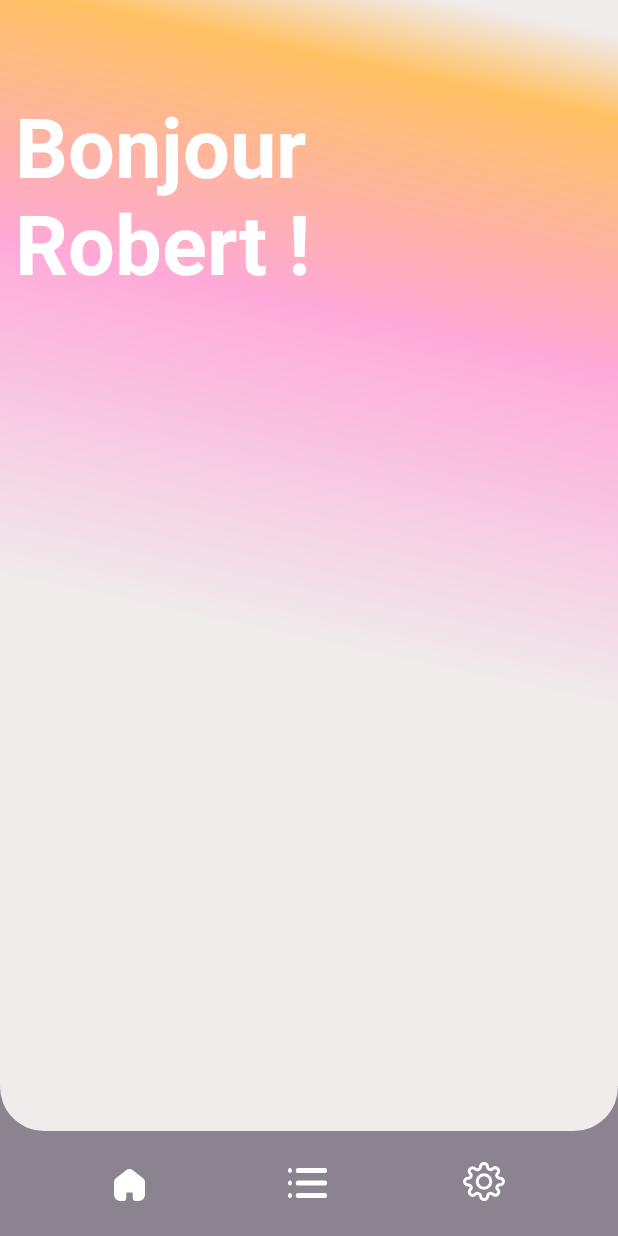
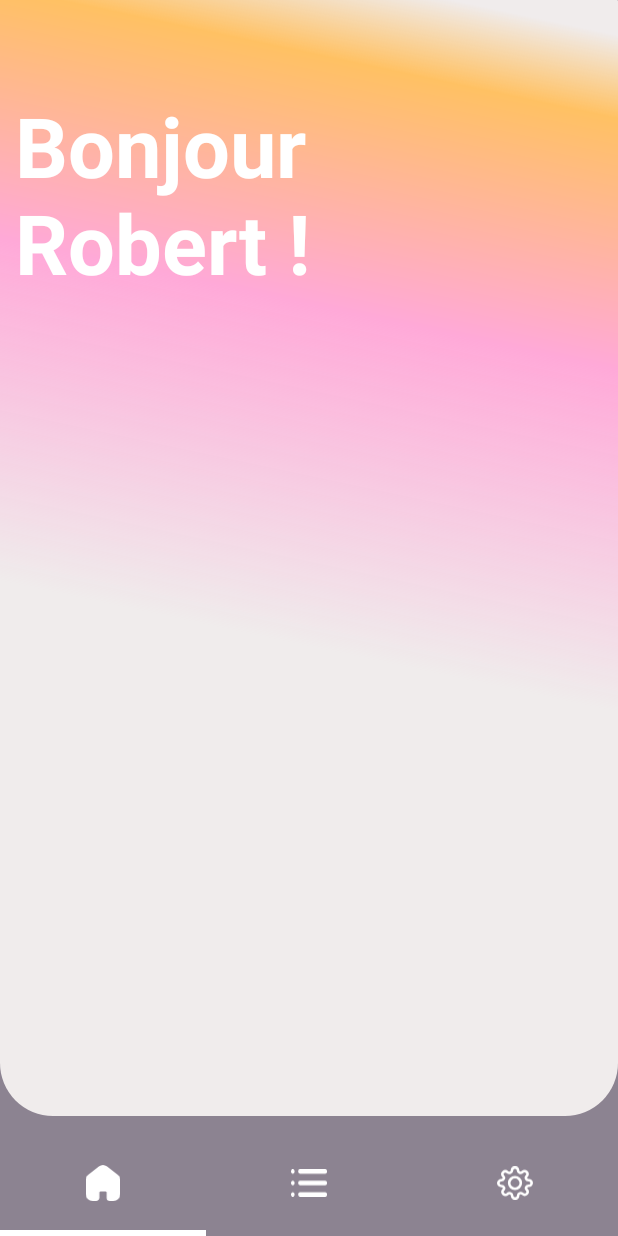
Before and after one commit to CorentinRuiz/TousAntiGaspi, an Android app: the screen it shows after launch (MainActivity), on a phone screen of 412 x 824 dp. Run offline under Robolectric (Android 15) with nearby library versions, the phone set to English and light mode, and no system bars.

Commit message:
Add swiping fragment and modify the bottom nav bar

```diff
--- a/app/src/main/java/edu/poly/tousantigaspi/activity/MainActivity.java
+++ b/app/src/main/java/edu/poly/tousantigaspi/activity/MainActivity.java
@@ -1,72 +1,88 @@
 package edu.poly.tousantigaspi.activity;
 
+import androidx.annotation.NonNull;
 import androidx.appcompat.app.AppCompatActivity;
 import androidx.fragment.app.Fragment;
-import androidx.fragment.app.FragmentManager;
+import androidx.viewpager2.widget.ViewPager2;
 
 import android.os.Bundle;
-import android.text.SpannableString;
-import android.text.style.UnderlineSpan;
 import android.view.MenuItem;
 
 import com.google.android.material.bottomnavigation.BottomNavigationView;
+import com.google.android.material.navigation.NavigationBarView;
 
 import edu.poly.tousantigaspi.R;
-import edu.poly.tousantigaspi.fragment.ListFragment;
 import edu.poly.tousantigaspi.fragment.MainFragment;
-import edu.poly.tousantigaspi.fragment.SettingsFragment;
+import edu.poly.tousantigaspi.util.ViewPagerAdapter;
 
-public class MainActivity extends AppCompatActivity {
-
+public class MainActivity extends AppCompatActivity implements NavigationBarView.OnItemSelectedListener{
 
     Fragment fragment ;
+    private ViewPager2 viewPager;
+    private BottomNavigationView mBottomNavigation;
+    private ViewPagerAdapter pagerAdapter;
 
     protected void onCreate(Bundle savedInstanceState) {
         super.onCreate(savedInstanceState);
         setContentView(R.layout.activity_main);
-
-        FragmentManager fragmentManager = getSupportFragmentManager();
-
-       findViewById(R.id.HomeItem).setOnClickListener(click ->{
-           fragment = new MainFragment();
-
-           fragmentManager
-                   .beginTransaction()
-                   .replace(R.id.fragment_container,fragment)
-                   .commit();
-       });
-
-        findViewById(R.id.ListItem).setOnClickListener(click ->{
-            fragment = new ListFragment();
-            fragmentManager
-                    .beginTransaction()
-                    .replace(R.id.fragment_container,fragment)
-                    .commit();
-        });
-
-        findViewById(R.id.SettingsItem).setOnClickListener(click ->{
-            fragment = new SettingsFragment();
-            fragmentManager
-                    .beginTransaction()
-                    .replace(R.id.fragment_container,fragment)
-                    .commit();
-        });
-
-
         fragment  = new MainFragment();
 
         if (savedInstanceState == null) {
-           getSupportFragmentManager()
-                   .beginTransaction()
-                   .add(R.id.fragment_container, fragment, "fragment_name")
-                   .commit();
+            getSupportFragmentManager()
+                    .beginTransaction()
+                    .add(R.id.fragment_container, fragment, "fragment_name")
+                    .commit();
         }
+
+        mBottomNavigation = findViewById(R.id.BottomNavBar);
+        mBottomNavigation.setOnItemSelectedListener(this);
+
+        viewPager = findViewById(R.id.pager);
+        pagerAdapter = new ViewPagerAdapter(this);
+        viewPager.setAdapter(pagerAdapter);
+
+        viewPager.registerOnPageChangeCallback(new ViewPager2.OnPageChangeCallback() {
+            @Override
+            public void onPageScrolled(int position, float positionOffset, int positionOffsetPixels) {
+                super.onPageScrolled(position, positionOffset, positionOffsetPixels);
+            }
+
+            @Override
+            public void onPageSelected(int position) {
+                switch (position) {
+                    case 0:
+                        mBottomNavigation.getMenu().findItem(R.id.HomeItem).setChecked(true);
+                        break;
+                    case 1:
+                        mBottomNavigation.getMenu().findItem(R.id.ListItem).setChecked(true);
+                        break;
+                    case 2:
+                        mBottomNavigation.getMenu().findItem(R.id.SettingsItem).setChecked(true);
+                        break;
+                }
+            }
+
+            @Override
+            public void onPageScrollStateChanged(int state) {
+                super.onPageScrollStateChanged(state);
+            }
+        });
 
     }
 
-    private void underlineMenuItem(MenuItem item) {
-        SpannableString content = new SpannableString(item.getTitle());
-        content.setSpan(new UnderlineSpan(), 0, content.length(), 0);
-        item.setTitle(content);
+
+    @Override
+    public boolean onNavigationItemSelected(@NonNull MenuItem item) {
+        if (item.getItemId() == R.id.HomeItem ) {
+            viewPager.setCurrentItem(0);
+        }
+        else if(item.getItemId() == R.id.ListItem){
+            viewPager.setCurrentItem(1);
+        }
+        else if(item.getItemId() == R.id.SettingsItem){
+            viewPager.setCurrentItem(2);
+        }
+
+        return true;
     }
 }
--- /dev/null
+++ b/app/src/main/java/edu/poly/tousantigaspi/util/ViewPagerAdapter.java
@@ -0,0 +1,39 @@
+package edu.poly.tousantigaspi.util;
+
+import androidx.annotation.NonNull;
+import androidx.fragment.app.Fragment;
+import androidx.fragment.app.FragmentActivity;
+import androidx.fragment.app.FragmentManager;
+import androidx.fragment.app.FragmentStatePagerAdapter;
+import androidx.viewpager2.adapter.FragmentStateAdapter;
+
+import edu.poly.tousantigaspi.fragment.ListFragment;
+import edu.poly.tousantigaspi.fragment.MainFragment;
+import edu.poly.tousantigaspi.fragment.SettingsFragment;
+
+public class ViewPagerAdapter extends FragmentStateAdapter {
+
+
+    public ViewPagerAdapter(@NonNull FragmentActivity fragmentActivity) {
+        super(fragmentActivity);
+    }
+
+    @Override
+    public Fragment createFragment(int position) {
+        switch (position) {
+            case 0:
+                return new MainFragment();
+            case 1:
+                return new ListFragment();
+            case 2:
+                return new SettingsFragment();
+        }
+
+        return null;
+    }
+
+    @Override
+    public int getItemCount() {
+        return 3;
+    }
+}
--- /dev/null
+++ b/app/src/main/res/drawable/bottom_nav_tab_background.xml
@@ -0,0 +1,14 @@
+<?xml version="1.0" encoding="utf-8"?>
+<selector xmlns:android="http://schemas.android.com/apk/res/android">
+    <item android:state_checked="true">
+        <layer-list>
+            <item android:gravity="bottom">
+                <shape android:shape="rectangle">
+                    <size android:height="4dp" />
+                    <size android:width="2dp"/>
+                    <solid android:color="@color/white" />
+                </shape>
+            </item>
+        </layer-list>
+    </item>
+</selector>
--- a/app/src/main/res/drawable/inverse_rounded.xml
+++ b/app/src/main/res/drawable/inverse_rounded.xml
@@ -6,7 +6,7 @@
     </shape>
 </item>
 <item
-    android:bottom="70dp">
+    android:bottom="10dp">
     <shape android:shape="rectangle">
         <corners android:topLeftRadius="0.1dp" android:topRightRadius="0.1dp"
             android:bottomLeftRadius="35dp" android:bottomRightRadius="35dp"/>
--- a/app/src/main/res/layout/activity_main.xml
+++ b/app/src/main/res/layout/activity_main.xml
@@ -15,64 +15,28 @@
         app:layout_constraintStart_toStartOf="parent"
         app:layout_constraintTop_toTopOf="parent" />
 
+    <androidx.viewpager2.widget.ViewPager2
+        android:id="@+id/pager"
+        android:layout_width="0dp"
+        android:layout_height="0dp"
+        app:layout_constraintBottom_toTopOf="@+id/BottomNavBar"
+        app:layout_constraintEnd_toEndOf="parent"
+        app:layout_constraintStart_toStartOf="parent"
+        app:layout_constraintTop_toTopOf="parent" />
+
+
     <com.google.android.material.bottomnavigation.BottomNavigationView
         android:id="@+id/BottomNavBar"
         app:elevation="0dp"
         android:layout_width="match_parent"
-        android:layout_height="100dp"
+        android:layout_height="70dp"
+        app:itemIconTint="@color/white"
+        app:itemBackground="@drawable/bottom_nav_tab_background"
         app:labelVisibilityMode="unlabeled"
-        android:background="@drawable/inverse_rounded"
+        android:background="@color/grey_bar_color"
+        android:elevation="20dp"
+        app:menu="@menu/bottom_nav_menu"
         app:layout_constraintBottom_toBottomOf="parent">
-
-        <androidx.constraintlayout.widget.ConstraintLayout
-            android:layout_width="match_parent"
-            android:layout_height="match_parent">
-
-
-            <ImageButton
-                android:id="@+id/HomeItem"
-                android:layout_width="wrap_content"
-                android:layout_height="wrap_content"
-                android:layout_gravity="bottom|center_horizontal"
-                android:layout_marginStart="76dp"
-                android:background="@null"
-                android:src="@drawable/ic_homeicon"
-                app:layout_constraintBottom_toBottomOf="parent"
-                app:layout_constraintEnd_toStartOf="@+id/ListItem"
-                app:layout_constraintHorizontal_bias="0.0"
-                app:layout_constraintStart_toStartOf="parent"
-                app:layout_constraintTop_toTopOf="parent"
-                app:layout_constraintVertical_bias="0.705" />
-
-            <ImageButton
-                android:id="@+id/ListItem"
-                android:layout_width="wrap_content"
-                android:layout_height="wrap_content"
-                android:layout_gravity="bottom|center_horizontal"
-                android:layout_marginStart="192dp"
-                android:background="@null"
-                android:src="@drawable/ic_listicon"
-                app:layout_constraintBottom_toBottomOf="parent"
-                app:layout_constraintStart_toStartOf="parent"
-                app:layout_constraintTop_toTopOf="parent"
-                app:layout_constraintVertical_bias="0.687" />
-
-            <ImageButton
-                android:id="@+id/SettingsItem"
-                android:layout_width="wrap_content"
-                android:layout_height="wrap_content"
-                android:layout_gravity="bottom"
-                android:layout_marginEnd="68dp"
-                android:background="@null"
-                android:src="@drawable/ic_icon_feather_settings"
-                app:layout_constraintBottom_toBottomOf="parent"
-                app:layout_constraintEnd_toEndOf="parent"
-                app:layout_constraintHorizontal_bias="0.927"
-                app:layout_constraintStart_toEndOf="@+id/ListItem"
-                app:layout_constraintTop_toTopOf="parent"
-                app:layout_constraintVertical_bias="0.689" />
-
-        </androidx.constraintlayout.widget.ConstraintLayout>
     </com.google.android.material.bottomnavigation.BottomNavigationView>
 
 
--- a/app/src/main/res/layout/fragment_list.xml
+++ b/app/src/main/res/layout/fragment_list.xml
@@ -5,7 +5,7 @@
     android:layout_height="match_parent"
     xmlns:app="http://schemas.android.com/apk/res-auto"
     tools:context=".fragment.ListFragment"
-    android:background="@color/main_background">
+    android:background="@drawable/inverse_rounded">
 
     <TextView
         android:layout_width="wrap_content"
--- a/app/src/main/res/layout/fragment_main.xml
+++ b/app/src/main/res/layout/fragment_main.xml
@@ -3,7 +3,7 @@
     xmlns:tools="http://schemas.android.com/tools"
     android:layout_width="match_parent"
     android:layout_height="match_parent"
-    android:background="@color/main_background"
+    android:background="@drawable/inverse_rounded"
     tools:context=".fragment.MainFragment">
 
 
--- a/app/src/main/res/layout/fragment_settings.xml
+++ b/app/src/main/res/layout/fragment_settings.xml
@@ -3,7 +3,7 @@
     xmlns:tools="http://schemas.android.com/tools"
     android:layout_width="match_parent"
     android:layout_height="match_parent"
-    android:background="@color/main_background"
+    android:background="@drawable/inverse_rounded"
     tools:context=".fragment.SettingsFragment">
 
     <TextView
--- a/app/src/main/res/menu/bottom_nav_menu.xml
+++ b/app/src/main/res/menu/bottom_nav_menu.xml
@@ -1,16 +1,20 @@
 <?xml version="1.0" encoding="utf-8"?>
 <menu xmlns:android="http://schemas.android.com/apk/res/android"
     xmlns:app="http://schemas.android.com/apk/res-auto">
-    <item android:id="@+id/mHome"
+
+    <item android:id="@+id/HomeItem"
         android:icon="@drawable/ic_homeicon"
         android:iconTint="@color/white"
         android:title=""/>
-    <item android:id="@+id/mSearch"
+
+    <item android:id="@+id/ListItem"
         android:icon="@drawable/ic_listicon"
         android:iconTint="@color/white"
         android:title=""/>
-    <item android:id="@+id/mSetting"
+
+    <item android:id="@+id/SettingsItem"
         android:iconTint="@color/white"
         android:icon="@drawable/ic_icon_feather_settings"
         android:title=""/>
+
 </menu>
```
